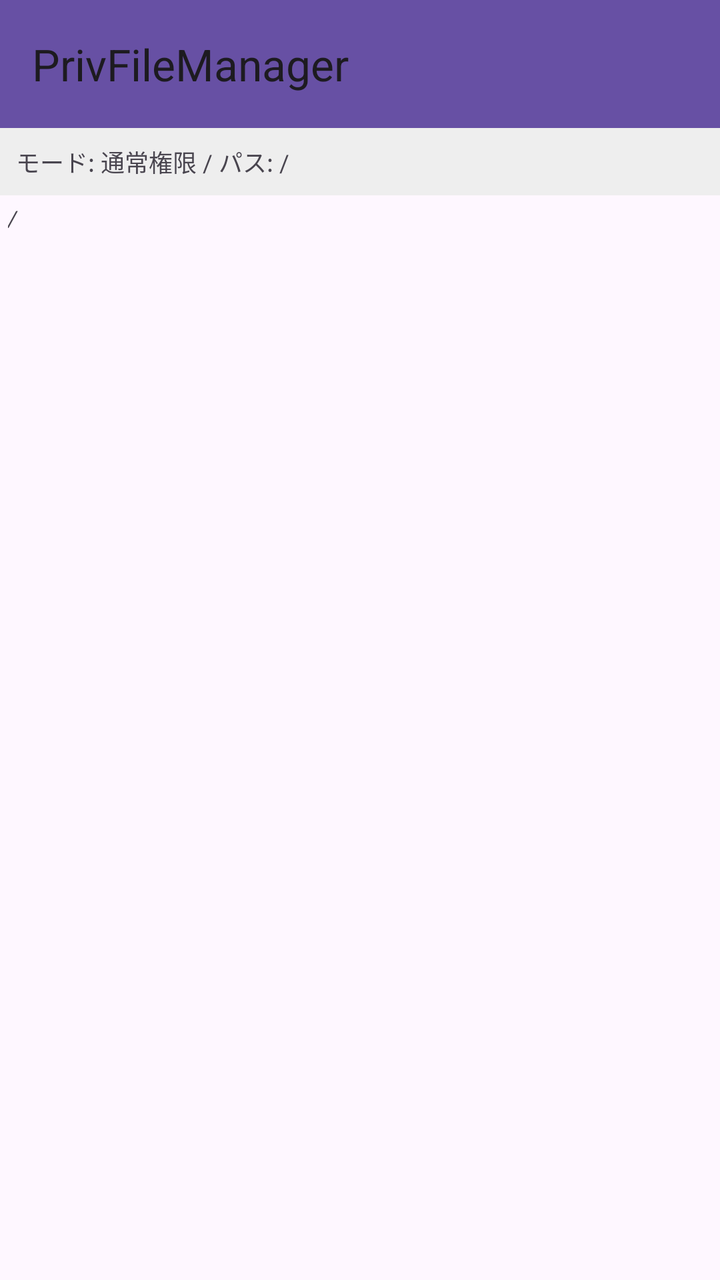
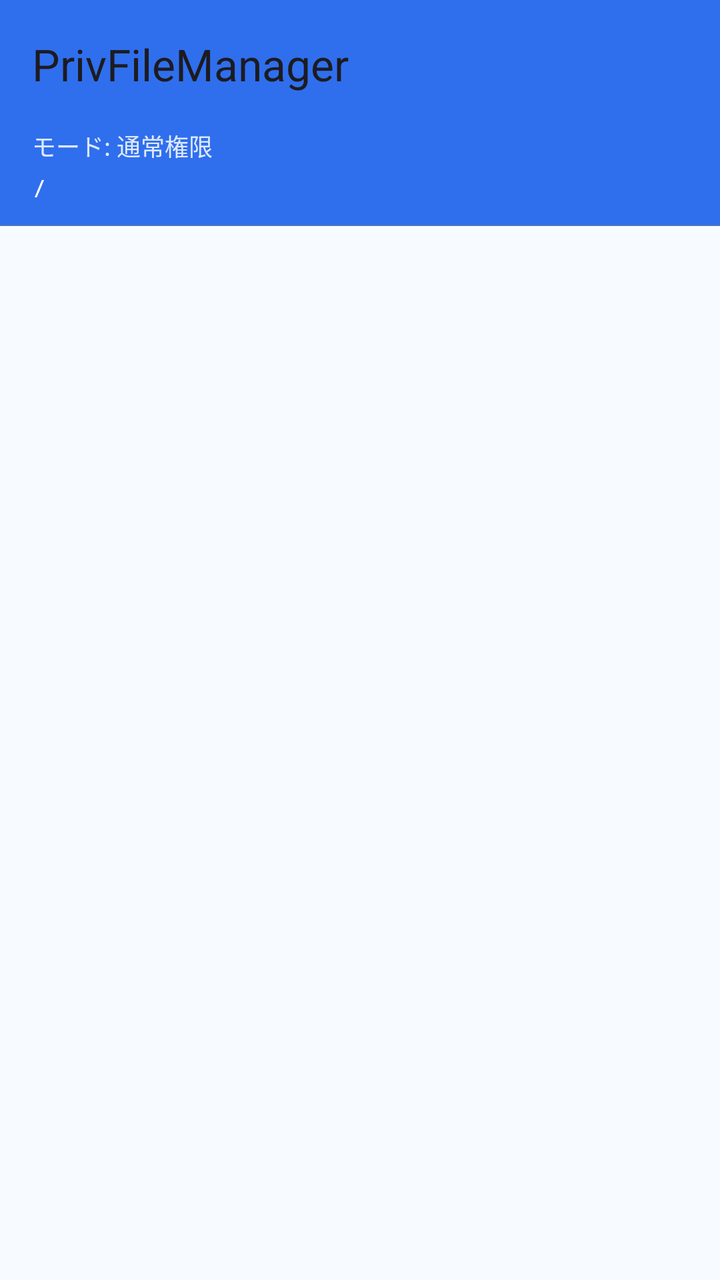

Screens rendered from an Android XML layout before and after an edit, with the pre-edit source and the edit as a unified diff.
<!-- AndroidManifest.xml: application theme Theme.PrivFileManager -->
<!-- res/layout/activity_main.xml -->
<?xml version="1.0" encoding="utf-8"?>
<LinearLayout xmlns:android="http://schemas.android.com/apk/res/android"
    xmlns:app="http://schemas.android.com/apk/res-auto"
    android:layout_width="match_parent"
    android:layout_height="match_parent"
    android:orientation="vertical">

    <com.google.android.material.appbar.MaterialToolbar
        android:id="@+id/toolbar"
        android:layout_width="match_parent"
        android:layout_height="?attr/actionBarSize"
        android:background="?attr/colorPrimary"
        android:titleTextColor="@android:color/white"
        app:title="@string/app_name" />

    <TextView
        android:id="@+id/statusBar"
        android:layout_width="match_parent"
        android:layout_height="wrap_content"
        android:padding="8dp"
        android:textSize="12sp"
        android:background="#EEEEEE"
        android:text="モード: 通常権限 / パス: /" />

    <TextView
        android:id="@+id/currentPathView"
        android:layout_width="match_parent"
        android:layout_height="wrap_content"
        android:padding="4dp"
        android:textSize="11sp"
        android:textStyle="italic"
        android:text="/" />

    <ProgressBar
        android:id="@+id/loadingIndicator"
        style="?android:attr/progressBarStyleHorizontal"
        android:layout_width="match_parent"
        android:layout_height="4dp"
        android:indeterminate="true"
        android:visibility="gone" />

    <androidx.recyclerview.widget.RecyclerView
        android:id="@+id/fileListView"
        android:layout_width="match_parent"
        android:layout_height="0dp"
        android:layout_weight="1" />

</LinearLayout>
<!-- resources referenced by this layout -->
<resources>
  <string name="app_name">PrivFileManager</string>
  <style name="Theme.PrivFileManager" parent="Theme.Material3.DayNight.NoActionBar" />
</resources>

<!-- the commit's change to res/layout/activity_main.xml (unified diff, before → after) -->
@@ -3,39 +3,59 @@
     xmlns:app="http://schemas.android.com/apk/res-auto"
     android:layout_width="match_parent"
     android:layout_height="match_parent"
-    android:orientation="vertical">
+    android:orientation="vertical"
+    android:background="@color/bg_base">
 
-    <com.google.android.material.appbar.MaterialToolbar
-        android:id="@+id/toolbar"
-        android:layout_width="match_parent"
-        android:layout_height="?attr/actionBarSize"
-        android:background="?attr/colorPrimary"
-        android:titleTextColor="@android:color/white"
-        app:title="@string/app_name" />
-
-    <TextView
-        android:id="@+id/statusBar"
+    
+    <LinearLayout
         android:layout_width="match_parent"
         android:layout_height="wrap_content"
-        android:padding="8dp"
-        android:textSize="12sp"
-        android:background="#EEEEEE"
-        android:text="モード: 通常権限 / パス: /" />
+        android:orientation="vertical"
+        android:background="@color/chrome_tint">
 
-    <TextView
-        android:id="@+id/currentPathView"
-        android:layout_width="match_parent"
-        android:layout_height="wrap_content"
-        android:padding="4dp"
-        android:textSize="11sp"
-        android:textStyle="italic"
-        android:text="/" />
+        <com.google.android.material.appbar.MaterialToolbar
+            android:id="@+id/toolbar"
+            android:layout_width="match_parent"
+            android:layout_height="?attr/actionBarSize"
+            android:background="@android:color/transparent"
+            android:titleTextColor="@color/text_on_chrome"
+            app:title="@string/app_name" />
+
+        <TextView
+            android:id="@+id/statusBar"
+            android:layout_width="match_parent"
+            android:layout_height="wrap_content"
+            android:paddingHorizontal="16dp"
+            android:paddingBottom="4dp"
+            android:textSize="12sp"
+            android:textColor="@color/text_on_chrome"
+            android:alpha="0.85"
+            android:text="モード: 通常権限" />
+
+        <TextView
+            android:id="@+id/currentPathView"
+            android:layout_width="match_parent"
+            android:layout_height="wrap_content"
+            android:paddingHorizontal="16dp"
+            android:paddingBottom="10dp"
+            android:textSize="12sp"
+            android:fontFamily="monospace"
+            android:textColor="@color/text_on_chrome"
+            android:text="/" />
+
+        
+        <View
+            android:layout_width="match_parent"
+            android:layout_height="1dp"
+            android:background="@color/chrome_edge_highlight" />
+
+    </LinearLayout>
 
     <ProgressBar
         android:id="@+id/loadingIndicator"
         style="?android:attr/progressBarStyleHorizontal"
         android:layout_width="match_parent"
-        android:layout_height="4dp"
+        android:layout_height="3dp"
         android:indeterminate="true"
         android:visibility="gone" />
 
@@ -43,6 +63,7 @@
         android:id="@+id/fileListView"
         android:layout_width="match_parent"
         android:layout_height="0dp"
-        android:layout_weight="1" />
+        android:layout_weight="1"
+        android:background="@color/content_surface" />
 
 </LinearLayout>
<!-- resource entries referenced after the edit -->
@@ -1,6 +1,24 @@
 <!-- resources referenced by this layout -->
 <resources>
+  <color name="bg_base">#EAF5FF</color>
+  <color name="chrome_edge_highlight">#4D64748B</color>
+  <color name="chrome_tint">#2F6FED</color>
+  <color name="content_surface">#F7FBFF</color>
+  <color name="text_on_chrome">#FFFFFFFF</color>
   <string name="app_name">PrivFileManager</string>
-  <style name="Theme.PrivFileManager" parent="Theme.Material3.DayNight.NoActionBar" />
+  <style name="Theme.PrivFileManager" parent="Theme.Material3.DayNight.NoActionBar">
+          <item name="android:windowLightStatusBar">true</item>
+          <item name="android:statusBarColor">@color/chrome_tint</item>
+          <item name="android:windowBackground">@color/bg_base</item>
+          <item name="colorPrimary">@color/chrome_tint</item>
+          <item name="colorOnPrimary">@color/text_on_chrome</item>
+          <item name="colorSurface">@color/content_surface</item>
+          <item name="colorOnSurface">@color/text_primary</item>
+          <item name="colorControlHighlight">@color/state_pressed</item>
+          
+          <item name="elevationOverlayEnabled">false</item>
+      </style>
+  <color name="text_primary">#1B2430</color>
+  <color name="state_pressed">#332F6FED</color>
 </resources>
 
